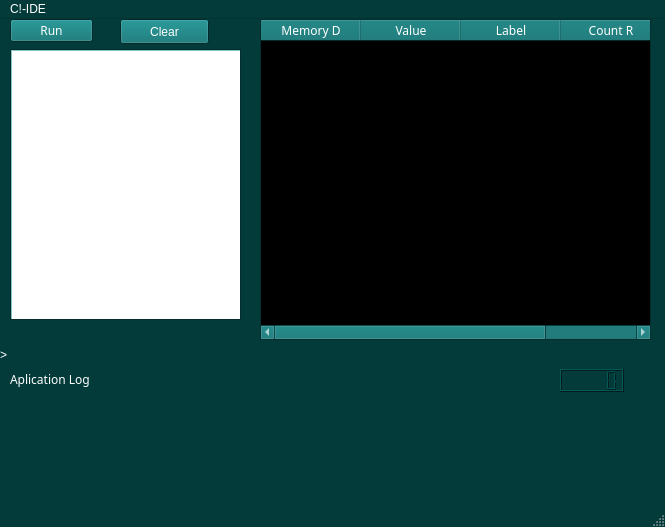
BerthaBrenes/C-, file c-/mainwindow.ui: the form before one commit.
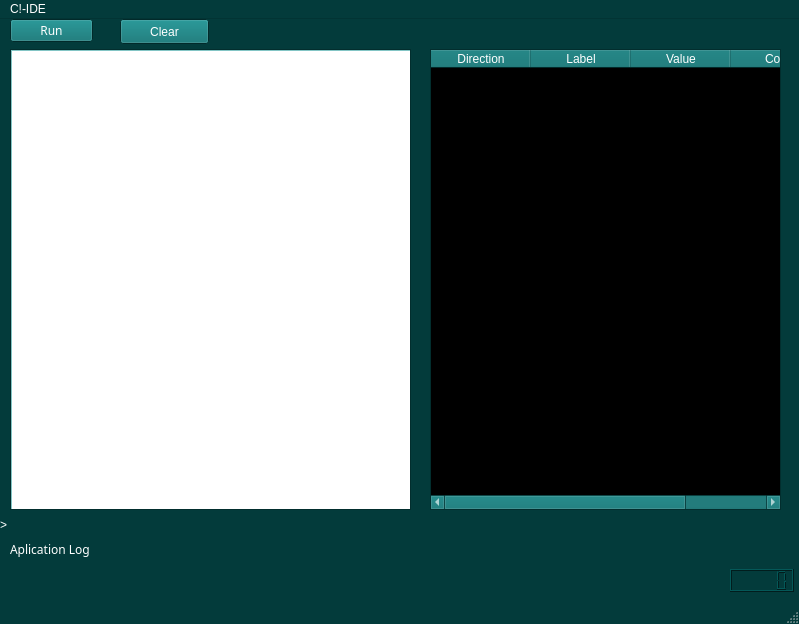
The form after the commit.

The edit to the form file:
```diff
--- a/c-/mainwindow.ui
+++ b/c-/mainwindow.ui
@@ -2,12 +2,15 @@
 <ui version="4.0">
  <class>MainWindow</class>
  <widget class="QMainWindow" name="MainWindow">
+  <property name="enabled">
+   <bool>true</bool>
+  </property>
   <property name="geometry">
    <rect>
     <x>0</x>
     <y>0</y>
-    <width>665</width>
-    <height>527</height>
+    <width>799</width>
+    <height>624</height>
    </rect>
   </property>
   <property name="palette">
@@ -429,44 +432,6 @@
    <string>MainWindow</string>
   </property>
   <widget class="QWidget" name="centralWidget">
-   <widget class="QTableWidget" name="tableWidget">
-    <property name="geometry">
-     <rect>
-      <x>260</x>
-      <y>0</y>
-      <width>391</width>
-      <height>321</height>
-     </rect>
-    </property>
-    <property name="font">
-     <font>
-      <family>Subpear</family>
-     </font>
-    </property>
-    <property name="gridStyle">
-     <enum>Qt::DashLine</enum>
-    </property>
-    <column>
-     <property name="text">
-      <string>Memory D</string>
-     </property>
-    </column>
-    <column>
-     <property name="text">
-      <string>Value</string>
-     </property>
-    </column>
-    <column>
-     <property name="text">
-      <string>Label</string>
-     </property>
-    </column>
-    <column>
-     <property name="text">
-      <string>Count R</string>
-     </property>
-    </column>
-   </widget>
    <widget class="QPushButton" name="pushButton">
     <property name="geometry">
      <rect>
@@ -490,8 +455,8 @@
      <rect>
       <x>10</x>
       <y>30</y>
-      <width>231</width>
-      <height>271</height>
+      <width>401</width>
+      <height>461</height>
      </rect>
     </property>
     <property name="widgetResizable">
@@ -502,8 +467,8 @@
       <rect>
        <x>0</x>
        <y>0</y>
-       <width>229</width>
-       <height>269</height>
+       <width>399</width>
+       <height>459</height>
       </rect>
      </property>
      <widget class="QPlainTextEdit" name="plainTextEdit">
@@ -511,8 +476,8 @@
        <rect>
         <x>0</x>
         <y>0</y>
-        <width>231</width>
-        <height>271</height>
+        <width>401</width>
+        <height>461</height>
        </rect>
       </property>
       <property name="palette">
@@ -948,7 +913,7 @@
     <property name="geometry">
      <rect>
       <x>10</x>
-      <y>340</y>
+      <y>510</y>
       <width>391</width>
       <height>41</height>
      </rect>
@@ -966,7 +931,7 @@
     <property name="geometry">
      <rect>
       <x>0</x>
-      <y>320</y>
+      <y>490</y>
       <width>401</width>
       <height>31</height>
      </rect>
@@ -978,8 +943,8 @@
    <widget class="QLCDNumber" name="lcdNumber">
     <property name="geometry">
      <rect>
-      <x>560</x>
-      <y>350</y>
+      <x>730</x>
+      <y>550</y>
       <width>64</width>
       <height>23</height>
      </rect>
@@ -998,14 +963,44 @@
      <string>Clear</string>
     </property>
    </widget>
+   <widget class="QTableWidget" name="tableWidget">
+    <property name="geometry">
+     <rect>
+      <x>430</x>
+      <y>30</y>
+      <width>351</width>
+      <height>461</height>
+     </rect>
+    </property>
+    <column>
+     <property name="text">
+      <string>Direction</string>
+     </property>
+    </column>
+    <column>
+     <property name="text">
+      <string>Label</string>
+     </property>
+    </column>
+    <column>
+     <property name="text">
+      <string>Value</string>
+     </property>
+    </column>
+    <column>
+     <property name="text">
+      <string>Count</string>
+     </property>
+    </column>
+   </widget>
   </widget>
   <widget class="QMenuBar" name="menuBar">
    <property name="geometry">
     <rect>
      <x>0</x>
      <y>0</y>
-     <width>665</width>
-     <height>22</height>
+     <width>799</width>
+     <height>17</height>
     </rect>
    </property>
    <widget class="QMenu" name="menuC_IDE">
```
